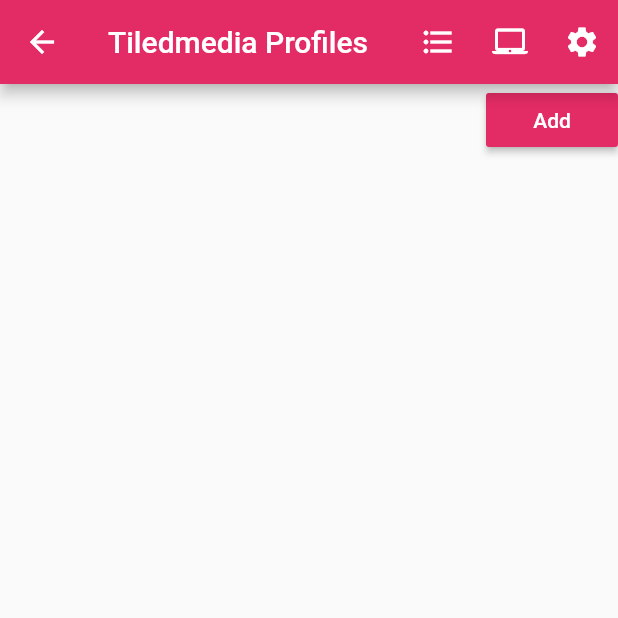
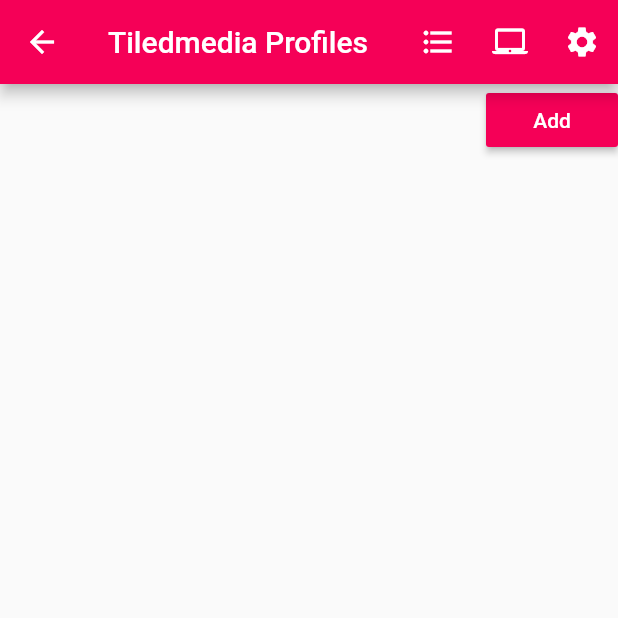
Before and after one commit to Ngoni-Sama/tiledmedia, a Flutter app: the screen it shows after launch, after a tap on the "format list bulleted" icon, on a phone screen of 412 x 824 dp, the top half of it. Run offline on Flutter 3.47's test engine with Material 2 defaults, Android fonts, the phone set to English and light mode, and no system bars.

```diff
--- a/lib/data/profile.model.dart
+++ b/lib/data/profile.model.dart
@@ -1,8 +1,6 @@
 class Profile {
 
   String name;
-  int customerId;
-  String apiAuthKey;
   String email;
   String remark;
   String sourceLocation;
--- a/lib/routes.dart
+++ b/lib/routes.dart
@@ -17,7 +17,7 @@ class Routes {
       title: 'ClearVR Cloud Encoding and Packaging',
       theme: appTheme(),
       routes: routes,
-      home: new Home(),
+      home: new Profiles(),
     ));
   }
 }
--- a/lib/screens/home/home.dart
+++ b/lib/screens/home/home.dart
@@ -5,7 +5,7 @@ class Home extends StatelessWidget {
   @override
   Widget build(BuildContext context) {
     return new Scaffold(
-      appBar: new AppBarLayout(appBarTitle: 'Tiledmedia', context: context, back: false),
+      appBar: new AppBarLayout(appBarTitle: 'Tiledmedia', context: context, canGoBack: false),
       body: new Container(
         child: new Center(
           child: new Column(
--- a/lib/screens/profiles/profiles.dart
+++ b/lib/screens/profiles/profiles.dart
@@ -14,7 +14,7 @@ class _ProfilesState extends State<Profiles> {
   @override
   Widget build(BuildContext context) {
     return new Scaffold(
-      appBar: new AppBarLayout(appBarTitle: 'Tiledmedia Profiles', context: context),
+      appBar: new AppBarLayout(appBarTitle: 'Tiledmedia Profiles', context: context, canGoBack: false,),
       body: new Container(
         child: LayoutBuilder(builder: (BuildContext context, BoxConstraints viewportConstraints) {
           return GestureDetector(
@@ -34,7 +34,7 @@ class _ProfilesState extends State<Profiles> {
                         alignment: Alignment.centerRight,
                         child: PrimaryButton(
                           onPressed: () {
-                            Navigator.of(context).pushReplacementNamed('create-profile');
+                            Navigator.of(context).pushNamed('create-profile');
                           },
                           buttonName: 'Add',
                         ),
--- a/lib/util/globals.dart
+++ b/lib/util/globals.dart
@@ -18,5 +18,4 @@ class Globals {
   static String customerID = '';
   static String apiAuthToken = '';
   static String xAPIKey = '';
-
 }
--- a/lib/util/theme.dart
+++ b/lib/util/theme.dart
@@ -2,16 +2,16 @@ import 'package:flutter/material.dart';
 
 ThemeData appTheme() {
   return ThemeData(
-    primaryColor: AppColors.primary,
-    cursorColor: AppColors.primary,
-    accentColor: AppColors.primary,
+    primaryColor: AppColors.primaryColor,
+    cursorColor: AppColors.primaryColor,
+    accentColor: AppColors.primaryColor,
   );
 }
 
 class AppColors {
 
-  static const primary = Color(0xFFE32B65);
-
+  static const primaryColor = Color(0xFFF50057);
+  static const defaultColor = Color(0xFF757575);
 }
 
 class AppStyles {
--- a/lib/widgets/appbar_layout/appbar_layout.dart
+++ b/lib/widgets/appbar_layout/appbar_layout.dart
@@ -4,28 +4,28 @@ import 'package:tiledmedia/screens/setting_dialog/setting_dialog.dart';
 class AppBarLayout extends AppBar {
   final String appBarTitle;
   final BuildContext context;
-  final bool back;
+  final bool canGoBack;
 
-  AppBarLayout({this.appBarTitle, this.context, this.back = true})
+  AppBarLayout({this.appBarTitle, this.context, this.canGoBack = true})
       : super(
           title: new Text(appBarTitle),
-          leading: back
+          leading: canGoBack
               ? IconButton(
                   icon: Icon(Icons.arrow_back, color: Colors.white),
                   onPressed: () {
-                    Navigator.of(context).pushReplacementNamed('home');
+                    Navigator.of(context).pop();
                   })
               : null,
           actions: <Widget>[
             new IconButton(
                 icon: new Icon(Icons.format_list_bulleted, color: Colors.white),
                 onPressed: () {
-                  Navigator.of(context).pushReplacementNamed('profiles');
+                  Navigator.of(context).pushNamed('profiles');
                 }),
             new IconButton(
                 icon: new Icon(Icons.laptop_mac, color: Colors.white),
                 onPressed: () {
-                  Navigator.of(context).pushReplacementNamed('manage');
+                  Navigator.of(context).pushNamed('manage');
                 }),
             new IconButton(
                 icon: new Icon(Icons.settings, color: Colors.white),
--- a/lib/widgets/default_button/default_button.dart
+++ b/lib/widgets/default_button/default_button.dart
@@ -1,13 +1,13 @@
 import 'package:flutter/material.dart';
 import 'package:tiledmedia/util/theme.dart';
 
-class PrimaryButton extends StatelessWidget {
+class DefaultButton extends StatelessWidget {
   final VoidCallback onPressed;
   final TextStyle buttonTextStyle;
   final String buttonName;
 
   //passing props in react style
-  PrimaryButton({
+  DefaultButton({
     this.buttonName,
     this.onPressed,
     this.buttonTextStyle = AppStyles.defaultTextStyle,
@@ -17,7 +17,7 @@ class PrimaryButton extends StatelessWidget {
   Widget build(BuildContext context) {
     return new RaisedButton(
       child: new Text(buttonName, textDirection: TextDirection.ltr, style: buttonTextStyle),
-      color: AppColors.primary,
+      color: AppColors.defaultColor,
       onPressed: onPressed,
     );
   }
--- a/lib/widgets/primary_button/primary_button.dart
+++ b/lib/widgets/primary_button/primary_button.dart
@@ -17,7 +17,7 @@ class PrimaryButton extends StatelessWidget {
   Widget build(BuildContext context) {
     return new RaisedButton(
       child: new Text(buttonName, textDirection: TextDirection.ltr, style: buttonTextStyle),
-      color: AppColors.primary,
+      color: AppColors.primaryColor,
       onPressed: onPressed,
     );
   }
```
Also changed, not shown: lib/screens/create_profile/step_profile/step_profile.dart (+0 -25 lines), lib/screens/setting_dialog/setting_dialog.dart (+15 -1 lines), 10 other files.
